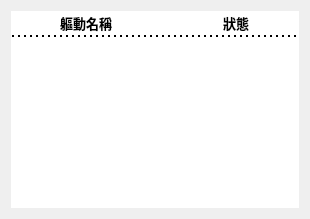
Above: src/ui/progress.ui from SuperDumbTM/driver-box before the change. Below: the same form after it.
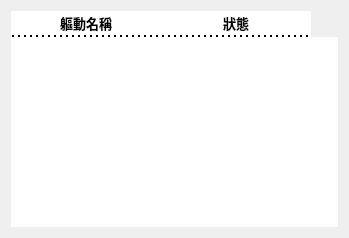
That is the form after the change.

```diff
--- a/src/ui/progress.ui
+++ b/src/ui/progress.ui
@@ -1,21 +1,15 @@
 <?xml version="1.0" encoding="UTF-8"?>
 <ui version="4.0">
  <class>InstallProgress</class>
- <widget class="QWidget" name="InstallProgress">
+ <widget class="QDialog" name="InstallProgress">
   <property name="geometry">
    <rect>
     <x>0</x>
     <y>0</y>
-    <width>310</width>
-    <height>219</height>
+    <width>349</width>
+    <height>238</height>
    </rect>
   </property>
-  <property name="sizePolicy">
-   <sizepolicy hsizetype="MinimumExpanding" vsizetype="MinimumExpanding">
-    <horstretch>0</horstretch>
-    <verstretch>0</verstretch>
-   </sizepolicy>
-  </property>
   <property name="windowTitle">
    <string>安裝狀態</string>
   </property>
```
